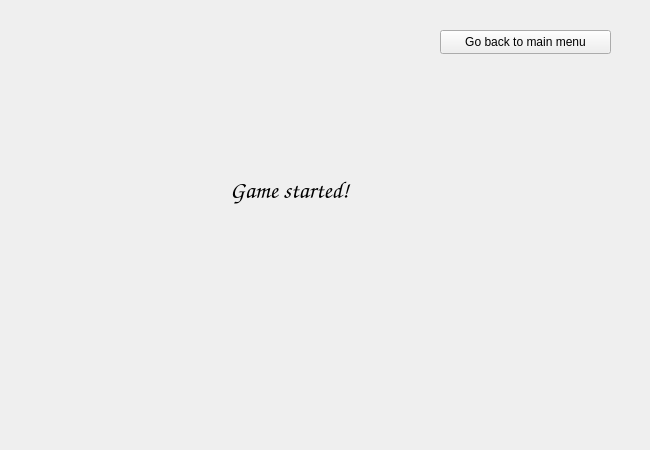
Above: Qt-ui/gamescreenwidget.ui from onisimm/Cookie-Byte-10LF323 before the change. Below: the same form after it.
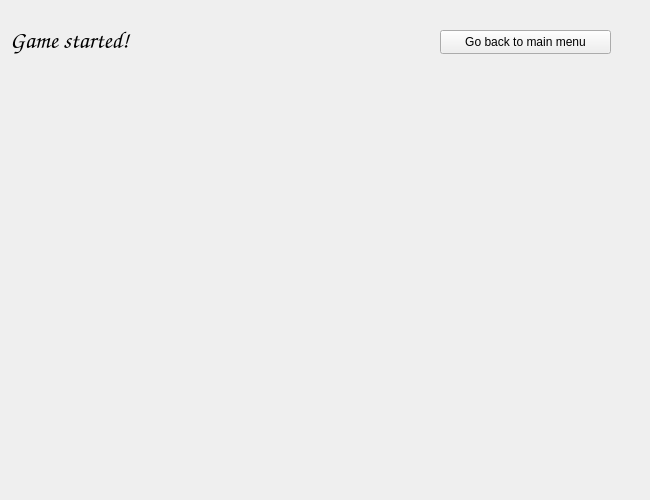
That is the form after the change.

Diff of the .ui file:
```diff
--- a/Qt-ui/gamescreenwidget.ui
+++ b/Qt-ui/gamescreenwidget.ui
@@ -7,7 +7,7 @@
     <x>0</x>
     <y>0</y>
     <width>650</width>
-    <height>450</height>
+    <height>500</height>
    </rect>
   </property>
   <property name="windowTitle">
@@ -16,8 +16,8 @@
   <widget class="QLabel" name="label">
    <property name="geometry">
     <rect>
-     <x>230</x>
-     <y>150</y>
+     <x>10</x>
+     <y>0</y>
      <width>231</width>
      <height>81</height>
     </rect>
@@ -45,6 +45,17 @@
     <string>Go back to main menu</string>
    </property>
   </widget>
+  <widget class="QWidget" name="gridLayoutWidget">
+   <property name="geometry">
+    <rect>
+     <x>80</x>
+     <y>70</y>
+     <width>481</width>
+     <height>411</height>
+    </rect>
+   </property>
+   <layout class="QGridLayout" name="mainLayout"/>
+  </widget>
  </widget>
  <resources/>
  <connections/>
```
